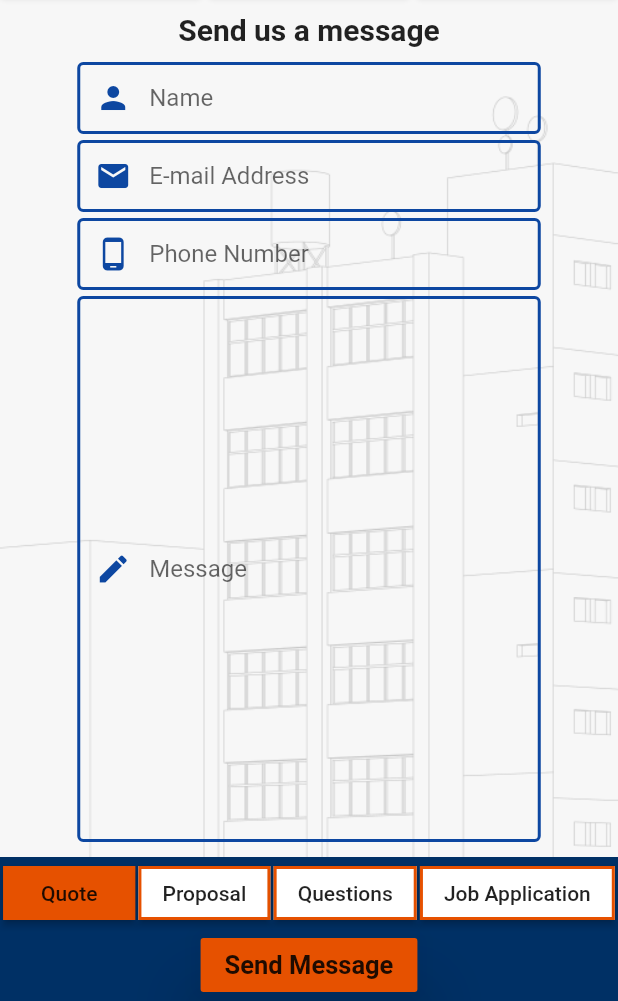
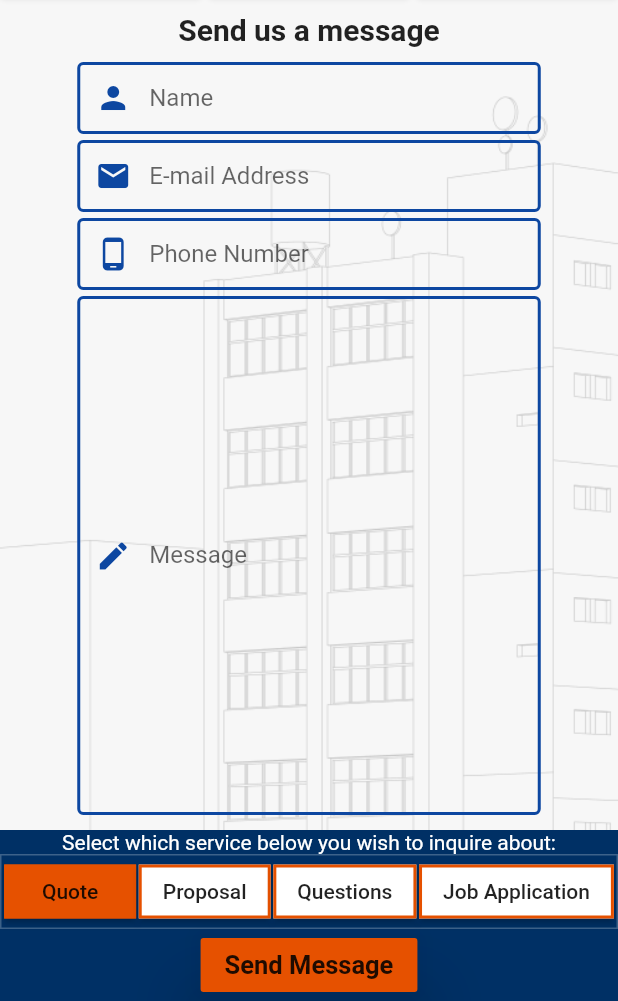
Before and after one commit to JosephLattisaw/hydris, a Flutter app: the screen it shows after launch, on a phone screen of 412 x 824 dp, the part 235-1236 px from its top. Run offline on Flutter 3.47's test engine with Material 2 defaults, Android fonts, the phone set to English and light mode, and no system bars.

Commit message:
added border around toggle buttons for a better user experience

```diff
--- a/hydris/lib/contact_screen.dart
+++ b/hydris/lib/contact_screen.dart
@@ -230,7 +230,16 @@ class _ContactScreenState extends State<ContactScreen> {
                     color: Theme.of(context).primaryColor,
                     child: Column(
                       children: [
-                        Row(
+                        Text(
+                          "Select which service below you wish to inquire about:",
+                          style: TextStyle(color: Colors.white, fontSize: 14),
+                        ),
+                        Container(
+                          decoration: BoxDecoration(
+                              border: Border.all(
+                                  color: Colors.white24,
+                                  style: BorderStyle.solid)),
+                          child: Row(
                             mainAxisAlignment: MainAxisAlignment.spaceEvenly,
                             children: [
                               RaisedButton(
@@ -291,6 +300,7 @@ class _ContactScreenState extends State<ContactScreen> {
                               ),
                             ],
                           ),
+                        ),
                         RaisedButton(
                           elevation: 20,
                           onPressed: () {},
```
Lines whose indentation alone changed are shown as unchanged.
